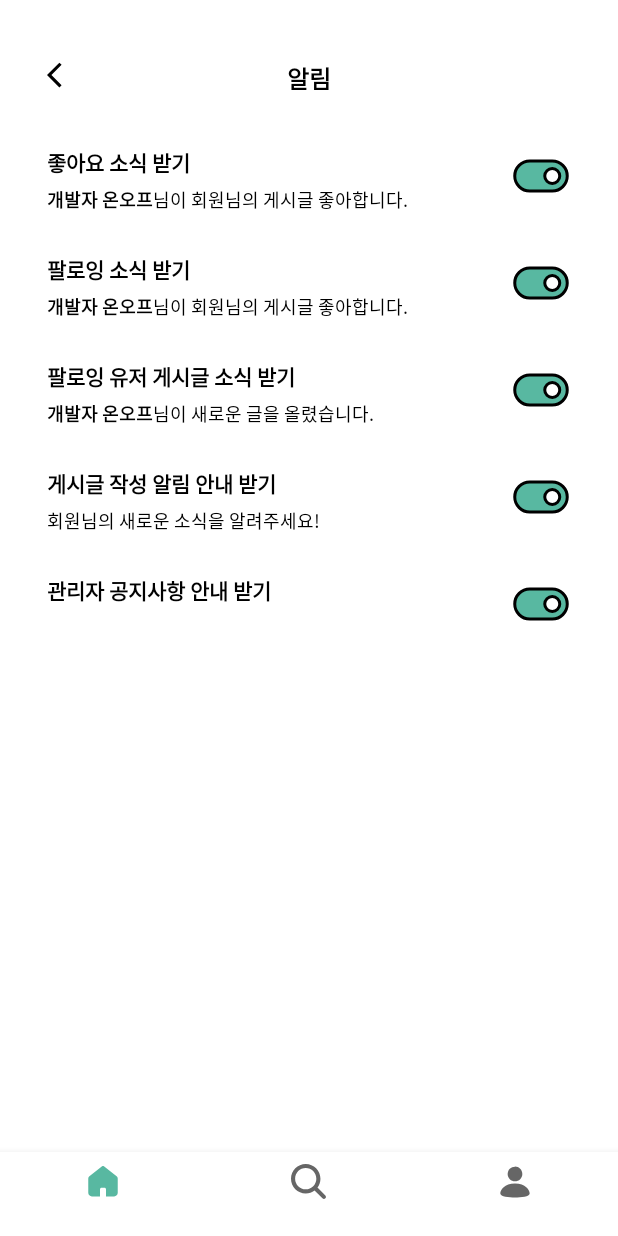
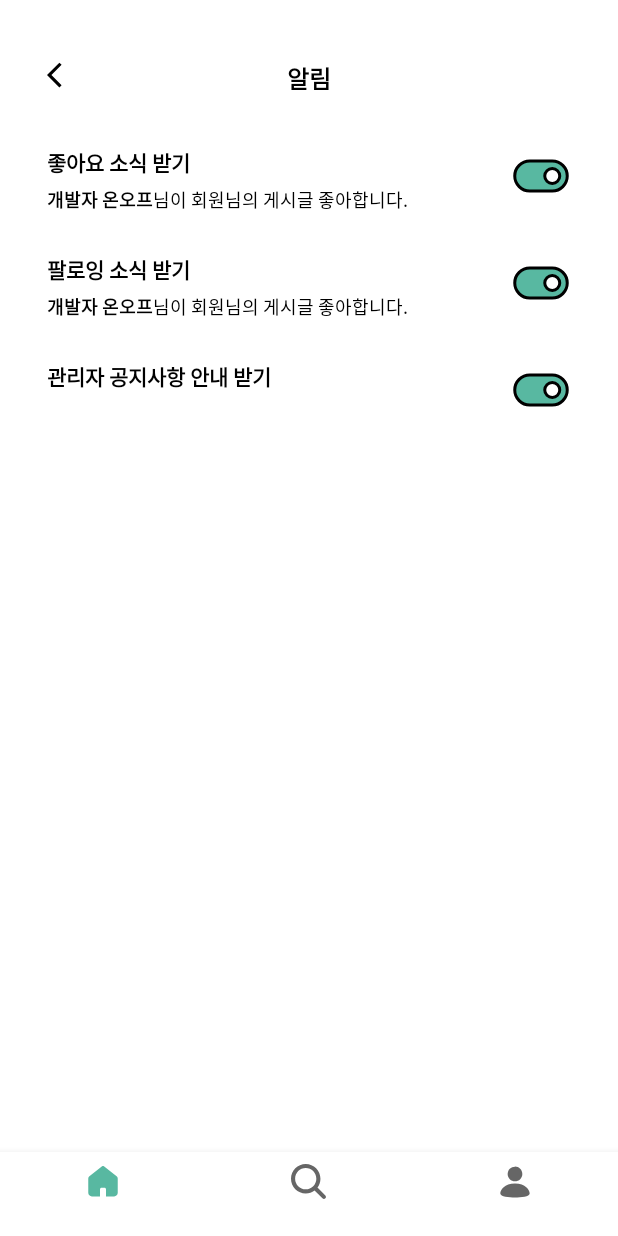
Before and after one commit to CMC-Hackathon-Team1/OnAndOff-Android, an Android app: the fragment AlarmFragment placed in its activity, on a phone screen of 412 x 824 dp. Run offline under Robolectric (Android 15) with nearby library versions, the phone set to English and light mode, and no system bars; libraries missing offline, so code that uses them is left out: com.kakao.sdk; network calls fail; pictures from the network do not load.

Commit message:
fix : update xml according to plan modification

```diff
--- a/app/src/main/java/com/onandoff/onandoff_android/presentation/home/setting/AlarmFragment.kt
+++ b/app/src/main/java/com/onandoff/onandoff_android/presentation/home/setting/AlarmFragment.kt
@@ -2,6 +2,7 @@ package com.onandoff.onandoff_android.presentation.home.setting
 
 import android.content.Context
 import android.os.Bundle
+import android.util.Log
 import android.view.LayoutInflater
 import android.view.View
 import android.view.ViewGroup
@@ -18,13 +19,12 @@ import retrofit2.Call
 import retrofit2.Callback
 import retrofit2.Response
 
+private const val TAG = "AlarmFragment"
 class AlarmFragment:Fragment() {
     private lateinit var binding :FragmentSettingAlarmBinding
     lateinit var mainActivity: MainActivity
     var isSwitchLike:Boolean = true
     var isSwitchFollowing:Boolean = true
-    var isSwitchPosting:Boolean = true
-    var isSwitchFollowingPosting:Boolean = true
     var isSwitchNotice:Boolean = true
 
     private val notificationInterface: NotificationInterface? = RetrofitClient.getClient()?.create(NotificationInterface::class.java)
@@ -54,24 +54,6 @@ class AlarmFragment:Fragment() {
             isSwitchFollowing = !isSwitchFollowing
             updateFollowSetting()
         }
-        binding.switchPosting.setOnClickListener{
-            if(isSwitchPosting){
-                isSwitchPosting = false
-                binding.switchPosting.setImageResource(R.drawable.ic_switch_off_40)
-            }else{
-                isSwitchPosting = true
-                binding.switchPosting.setImageResource(R.drawable.ic_switch_on_40)
-            }
-        }
-        binding.switchFollowingPosting.setOnClickListener{
-            if(isSwitchFollowingPosting){
-                isSwitchFollowingPosting = false
-                binding.switchFollowingPosting.setImageResource(R.drawable.ic_switch_off_40)
-            }else{
-                isSwitchFollowingPosting = true
-                binding.switchFollowingPosting.setImageResource(R.drawable.ic_switch_on_40)
-            }
-        }
         binding.switchNotice.setOnClickListener{
             isSwitchNotice = !isSwitchNotice
             updateNoticeSetting()
@@ -100,7 +82,7 @@ class AlarmFragment:Fragment() {
             }
 
             override fun onFailure(call: Call<NotificationResponse>, t: Throwable) {
-                TODO("Not yet implemented")
+                Log.d(TAG, "onFailure: update notice")
             }
 
         })
@@ -127,7 +109,7 @@ class AlarmFragment:Fragment() {
             }
 
             override fun onFailure(call: Call<NotificationResponse>, t: Throwable) {
-                TODO("Not yet implemented")
+                Log.d(TAG, "onFailure: update follow")
             }
 
         })
@@ -154,7 +136,7 @@ class AlarmFragment:Fragment() {
             }
 
             override fun onFailure(call: Call<NotificationResponse>, t: Throwable) {
-                TODO("Not yet implemented")
+                Log.d(TAG, "onFailure: notice update")
             }
 
         })
--- a/app/src/main/res/layout/fragment_setting_alarm.xml
+++ b/app/src/main/res/layout/fragment_setting_alarm.xml
@@ -110,83 +110,7 @@
             android:src="@drawable/ic_switch_on_40"
             />
     </LinearLayout>
-    <LinearLayout
-        android:layout_marginHorizontal="31dp"
-        android:layout_marginTop="33dp"
-        android:layout_width="match_parent"
-        android:layout_height="wrap_content"
-        android:orientation="horizontal"
-        android:layout_marginVertical="13dp">
-        <LinearLayout
-            android:layout_width="wrap_content"
-            android:layout_height="wrap_content"
-            android:orientation="vertical">
-            <TextView
-                android:layout_width="wrap_content"
-                android:layout_height="wrap_content"
-                android:textSize="14sp"
-                android:textColor="@color/black"
-                android:textStyle="bold"
-                android:text="팔로잉 유저 게시글 소식 받기"/>
-            <TextView
-                android:layout_marginTop="5dp"
-                android:layout_width="wrap_content"
-                android:layout_height="wrap_content"
-                android:textSize="12sp"
-                android:textColor="@color/black"
-                android:text="@string/alaram_example_following_posting"/>
-        </LinearLayout>
-        <View
-            android:layout_width="0dp"
-            android:layout_height="match_parent"
-            android:layout_weight="1"
-            />
-        <ImageView
-            android:id="@+id/switch_following_posting"
-            android:layout_width="wrap_content"
-            android:layout_height="wrap_content"
-            android:src="@drawable/ic_switch_on_40"
-            />
-    </LinearLayout>
-    <LinearLayout
-        android:layout_marginHorizontal="31dp"
-        android:layout_marginTop="33dp"
-        android:layout_width="match_parent"
-        android:layout_height="wrap_content"
-        android:orientation="horizontal"
-        android:layout_marginVertical="13dp">
-        <LinearLayout
-            android:layout_width="wrap_content"
-            android:layout_height="wrap_content"
-            android:orientation="vertical">
-            <TextView
-                android:layout_width="wrap_content"
-                android:layout_height="wrap_content"
-                android:textSize="14sp"
-                android:textColor="@color/black"
-                android:textStyle="bold"
-                android:text="게시글 작성 알림 안내 받기"/>
-            <TextView
-                android:layout_marginTop="5dp"
-                android:layout_width="wrap_content"
-                android:layout_height="wrap_content"
-                android:textSize="12sp"
-                android:textColor="@color/black"
-                android:text="@string/alaram_example_posting"/>
-        </LinearLayout>
-        <View
-            android:layout_width="0dp"
-            android:layout_height="match_parent"
-            android:layout_weight="1"
-            />
-        <ImageView
-            android:id="@+id/switch_posting"
-            android:layout_width="wrap_content"
-            android:layout_height="wrap_content"
-            android:src="@drawable/ic_switch_on_40"
-            />
 
-    </LinearLayout>
     <LinearLayout
         android:layout_marginHorizontal="31dp"
         android:layout_marginTop="33dp"
```
